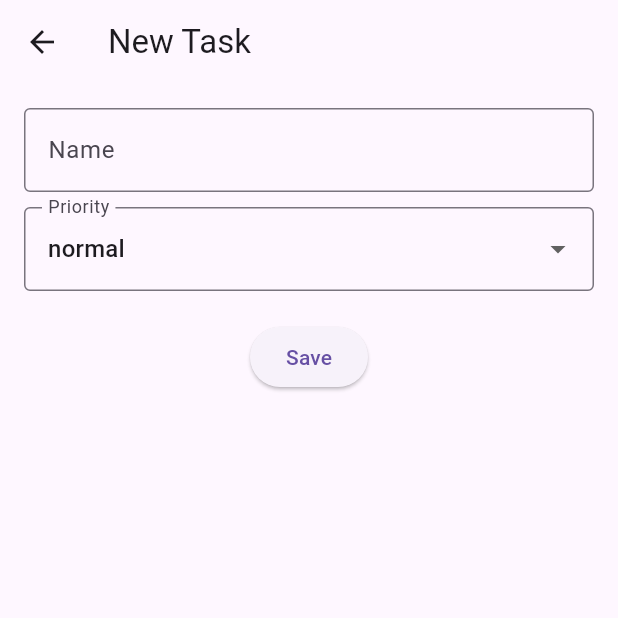
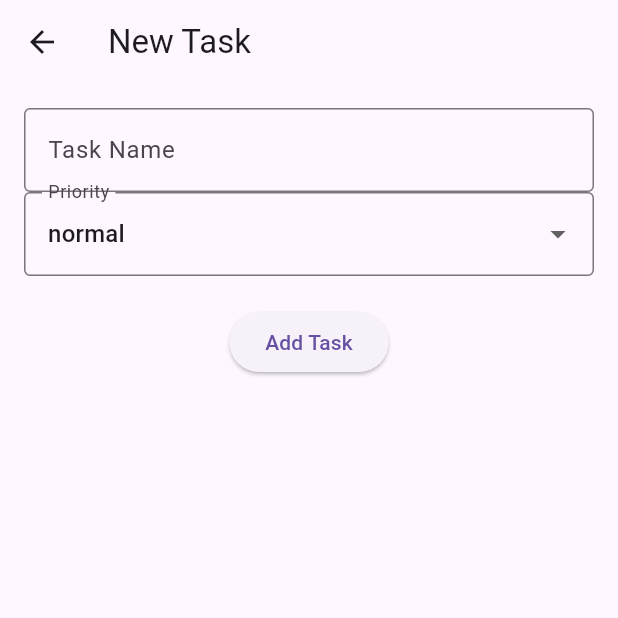
Before and after one commit to Komodzin4u/Todilist_KOMODZINSKI, a Flutter app: the TaskForm screen opened by its route, on a phone screen of 412 x 824 dp, the top half of it. Run offline on Flutter 3.47's test engine with Material 3 defaults, Android fonts, the phone set to English and light mode, and no system bars; our stand-ins replace dio, flutter_dotenv, flutter_secure_storage; accounts and stored records are empty.

Commit message:
Tout les bugs corrigé

```diff
--- a/todolist/lib/screens/task_form.dart
+++ b/todolist/lib/screens/task_form.dart
@@ -2,8 +2,7 @@ import 'package:flutter/material.dart';
 import 'package:provider/provider.dart';
 import '../models/task.dart';
 import '../providers/tasks_provider.dart';
-import '../services/auth_service.dart';
-import 'package:uuid/uuid.dart';
+import '../providers/user_provider.dart';
 
 class TaskForm extends StatefulWidget {
   final Task? task;
@@ -16,8 +15,8 @@ class TaskForm extends StatefulWidget {
 
 class _TaskFormState extends State<TaskForm> {
   final _formKey = GlobalKey<FormState>();
-  String _name = '';
-  Priority _priority = Priority.normal;
+  late String _name;
+  late Priority _priority;
 
   @override
   void initState() {
@@ -25,39 +24,18 @@ class _TaskFormState extends State<TaskForm> {
     if (widget.task != null) {
       _name = widget.task!.name;
       _priority = widget.task!.priority;
-    }
-  }
-
-  void _submitForm() async {
-    if (_formKey.currentState!.validate()) {
-      _formKey.currentState!.save();
-      var uuid = Uuid();
-      final userId = (await AuthService().getUserData())?['id'];
-      Task newTask = widget.task != null
-          ? widget.task!
-              .copyWith(name: _name, priority: _priority, userId: userId)
-          : Task(
-              id: uuid.v4(),
-              name: _name,
-              completed: false,
-              priority: _priority,
-              userId: userId);
-      if (widget.task != null) {
-        await Provider.of<TasksProvider>(context, listen: false)
-            .updateTask(newTask);
-      } else {
-        await Provider.of<TasksProvider>(context, listen: false)
-            .addTask(newTask);
-      }
-      Navigator.pop(context);
+    } else {
+      _name = '';
+      _priority = Priority.normal;
     }
   }
 
   @override
   Widget build(BuildContext context) {
     return Scaffold(
-      appBar:
-          AppBar(title: Text(widget.task != null ? 'Edit Task' : 'New Task')),
+      appBar: AppBar(
+        title: Text(widget.task == null ? 'New Task' : 'Edit Task'),
+      ),
       body: Padding(
         padding: const EdgeInsets.all(16.0),
         child: Form(
@@ -66,37 +44,62 @@ class _TaskFormState extends State<TaskForm> {
             children: [
               TextFormField(
                 initialValue: _name,
-                decoration: InputDecoration(labelText: 'Name'),
+                decoration: InputDecoration(labelText: 'Task Name'),
+                onSaved: (value) {
+                  _name = value!;
+                },
                 validator: (value) {
                   if (value == null || value.isEmpty) {
-                    return 'Please enter some name';
+                    return 'Please enter a name';
                   }
                   return null;
                 },
-                onSaved: (value) {
-                  _name = value!;
-                },
               ),
-              SizedBox(height: 10),
               DropdownButtonFormField<Priority>(
                 value: _priority,
                 decoration: InputDecoration(labelText: 'Priority'),
+                items: Priority.values.map((Priority priority) {
+                  return DropdownMenuItem<Priority>(
+                    value: priority,
+                    child: Text(priority.toString().split('.').last),
+                  );
+                }).toList(),
                 onChanged: (Priority? newValue) {
                   setState(() {
                     _priority = newValue!;
                   });
                 },
-                items: Priority.values.map((Priority classType) {
-                  return DropdownMenuItem<Priority>(
-                    value: classType,
-                    child: Text(classType.toString().split('.').last),
-                  );
-                }).toList(),
+                onSaved: (value) {
+                  _priority = value!;
+                },
               ),
               SizedBox(height: 20),
               ElevatedButton(
-                onPressed: _submitForm,
-                child: Text('Save'),
+                onPressed: () {
+                  if (_formKey.currentState!.validate()) {
+                    _formKey.currentState!.save();
+                    String userId =
+                        Provider.of<UserProvider>(context, listen: false)
+                            .user!
+                            .id;
+                    Task task = Task(
+                      id: widget.task?.id ?? '',
+                      name: _name,
+                      priority: _priority,
+                      completed: widget.task?.completed ?? false,
+                      userId: userId,
+                    );
+                    if (widget.task == null) {
+                      Provider.of<TasksProvider>(context, listen: false)
+                          .addTask(task);
+                    } else {
+                      Provider.of<TasksProvider>(context, listen: false)
+                          .updateTask(task);
+                    }
+                    Navigator.pop(context);
+                  }
+                },
+                child: Text(widget.task == null ? 'Add Task' : 'Update Task'),
               ),
             ],
           ),
```
Also changed, not shown: todolist/lib/services/task_service.dart (+4 -6 lines).
